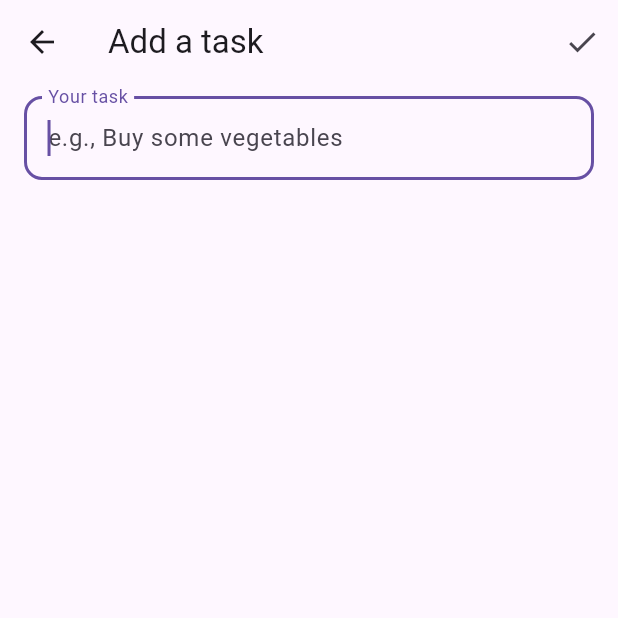
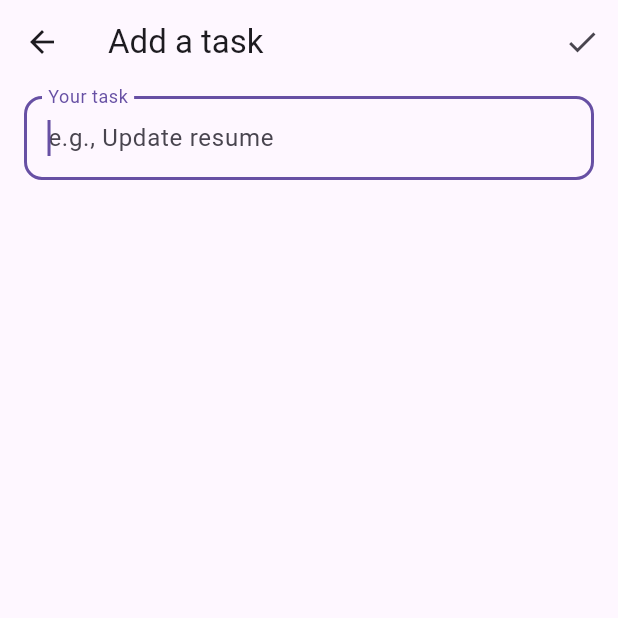
Before and after one commit to chauhan2b/todo_app, a Flutter app: the AddTodoScreen screen opened by its route, on a phone screen of 412 x 824 dp, the top half of it. Run offline on Flutter 3.47's test engine with Material 2 defaults, Android fonts, the phone set to English and light mode, and no system bars; our stand-ins replace firebase_core, flutter_riverpod, go_router, rxdart; accounts and stored records are empty.

Commit message:
more code refactoring

```diff
--- /dev/null
+++ b/lib/constants/todo_examples.dart
@@ -0,0 +1,27 @@
+const List<String> todoExamples = [
+  'Buy groceries',
+  'Finish homework',
+  'Go for a run',
+  'Call mom',
+  'Pay bills',
+  'Clean the house',
+  'Read a book',
+  'Schedule doctor\'s appointment',
+  'Walk the dog',
+  'Write a blog post',
+  'Prepare dinner',
+  'Organize closet',
+  'Start a new project',
+  'Attend meeting at work',
+  'Do laundry',
+  'Visit the dentist',
+  'Plan weekend trip',
+  'Send thank-you cards',
+  'Practice playing guitar',
+  'Watch a movie',
+  'Update resume',
+  'Water the plants',
+  'Learn a new language',
+  'Volunteer at local shelter',
+  'Fix broken chair',
+];
--- a/lib/screens/add_todo_screen.dart
+++ b/lib/screens/add_todo_screen.dart
@@ -1,10 +1,13 @@
 // ignore_for_file: public_member_api_docs, sort_constructors_first
+import 'dart:math';
+
 import 'package:flutter/material.dart';
 import 'package:flutter_riverpod/flutter_riverpod.dart';
 import 'package:go_router/go_router.dart';
 
 import 'package:todo_app/controllers/todo_controller.dart';
 
+import '../constants/todo_examples.dart';
 import '../models/todo.dart';
 
 class AddTodoScreen extends ConsumerStatefulWidget {
@@ -20,6 +23,7 @@ class AddTodoScreen extends ConsumerStatefulWidget {
 
 class _AddTodoScreenState extends ConsumerState<AddTodoScreen> {
   late TextEditingController controller;
+  String todoExample = todoExamples[Random().nextInt(todoExamples.length)];
 
   @override
   void initState() {
@@ -73,7 +77,7 @@ class _AddTodoScreenState extends ConsumerState<AddTodoScreen> {
                 context.pop();
               },
               decoration: InputDecoration(
-                hintText: 'e.g., Buy some vegetables',
+                hintText: 'e.g., $todoExample',
                 label: const Text('Your task'),
                 border: OutlineInputBorder(
                   borderRadius: BorderRadius.circular(12.0),
```
Also changed, not shown: lib/widgets/todo_heading.dart (+13 -19 lines), lib/widgets/todo_list_view.dart (+27 -10 lines).
